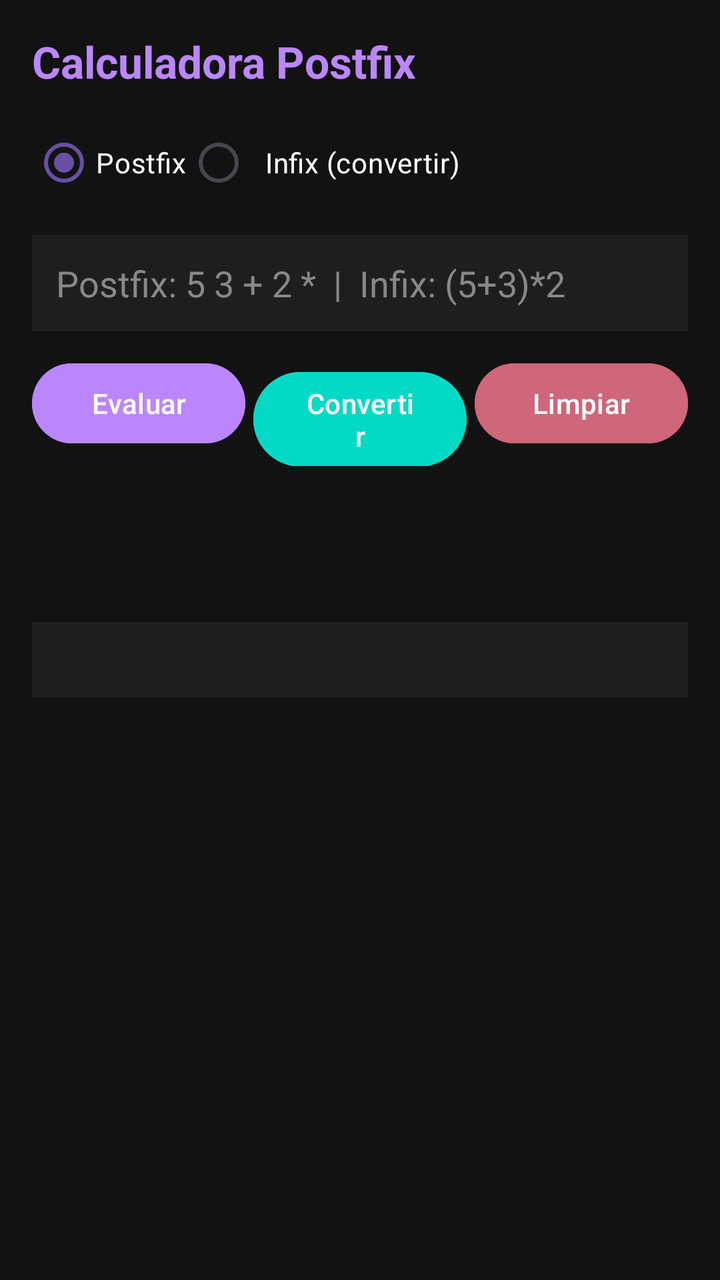
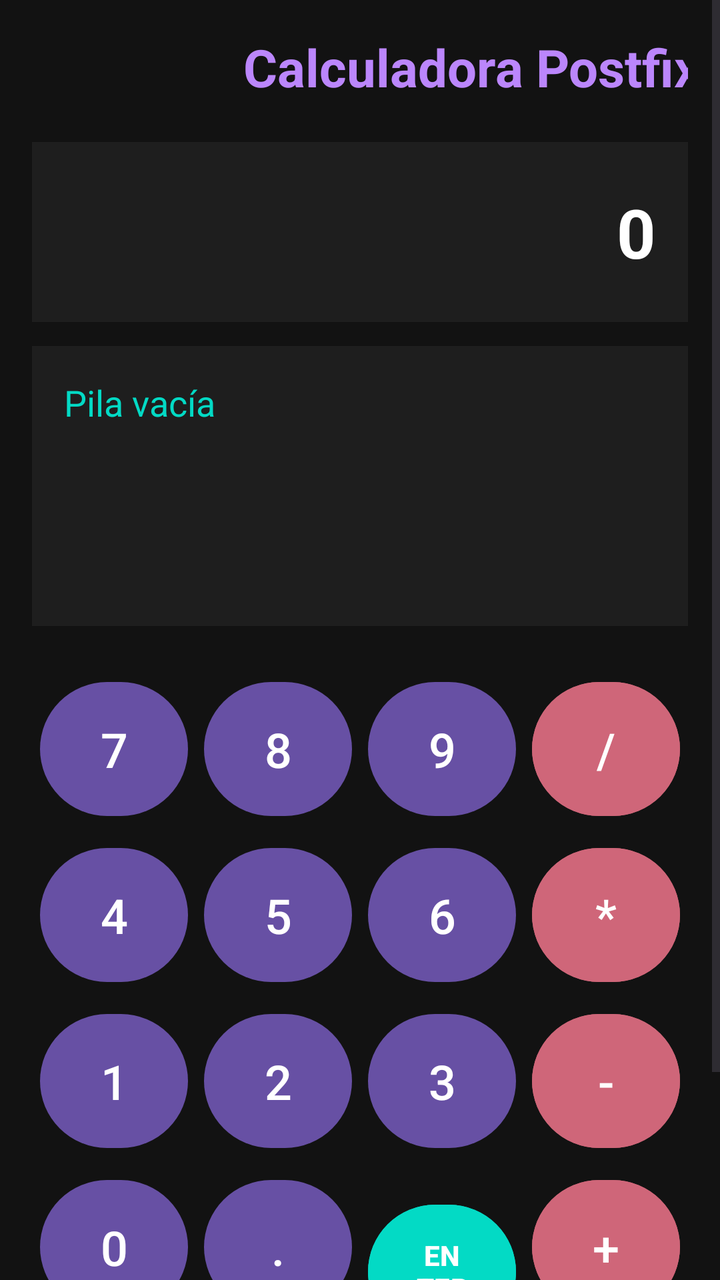

Screens rendered from an Android XML layout before and after an edit, with the pre-edit source and the edit as a unified diff.
<!-- AndroidManifest.xml: application theme Theme.MyApplication -->
<!-- res/layout/activity_main.xml -->
<?xml version="1.0" encoding="utf-8"?>
<ScrollView xmlns:android="http://schemas.android.com/apk/res/android"
    android:layout_width="match_parent"
    android:layout_height="match_parent"
    android:background="#121212"
    android:padding="16dp">

    <LinearLayout
        android:layout_width="match_parent"
        android:layout_height="wrap_content"
        android:orientation="vertical">

        <TextView
            android:text="Calculadora Postfix"
            android:textSize="22sp"
            android:textColor="#BB86FC"
            android:textStyle="bold"
            android:layout_width="wrap_content"
            android:layout_height="wrap_content"
            android:layout_marginBottom="12dp"/>

        <RadioGroup
            android:layout_width="wrap_content"
            android:layout_height="wrap_content"
            android:orientation="horizontal"
            android:layout_marginBottom="12dp">
            <RadioButton android:id="@+id/rbPostfix"
                android:text="Postfix"
                android:textColor="#ffffff"
                android:checked="true"
                android:layout_width="wrap_content"
                android:layout_height="wrap_content"/>
            <RadioButton android:id="@+id/rbInfix"
                android:text="  Infix (convertir)"
                android:textColor="#ffffff"
                android:layout_width="wrap_content"
                android:layout_height="wrap_content"/>
        </RadioGroup>

        <EditText android:id="@+id/etExpresion"
            android:hint="Postfix: 5 3 + 2 *  |  Infix: (5+3)*2"
            android:textColorHint="#888888"
            android:textColor="#ffffff"
            android:background="#1E1E1E"
            android:padding="12dp"
            android:layout_width="match_parent"
            android:layout_height="wrap_content"
            android:layout_marginBottom="12dp"/>

        <LinearLayout
            android:layout_width="match_parent"
            android:layout_height="wrap_content"
            android:orientation="horizontal"
            android:layout_marginBottom="12dp">

            <Button android:id="@+id/btnEvaluar"
                android:text="Evaluar"
                android:backgroundTint="#BB86FC"
                android:layout_width="0dp"
                android:layout_height="wrap_content"
                android:layout_weight="1"
                android:layout_marginEnd="4dp"/>

            <Button android:id="@+id/btnConvertir"
                android:text="Convertir"
                android:backgroundTint="#03DAC5"
                android:layout_width="0dp"
                android:layout_height="wrap_content"
                android:layout_weight="1"
                android:layout_marginEnd="4dp"/>

            <Button android:id="@+id/btnLimpiar"
                android:text="Limpiar"
                android:backgroundTint="#CF6679"
                android:layout_width="0dp"
                android:layout_height="wrap_content"
                android:layout_weight="1"/>
        </LinearLayout>

        <TextView android:id="@+id/tvPostfix"
            android:text=""
            android:textColor="#03DAC5"
            android:textSize="14sp"
            android:layout_width="wrap_content"
            android:layout_height="wrap_content"
            android:layout_marginBottom="8dp"/>

        <TextView android:id="@+id/tvResultado"
            android:text=""
            android:textColor="#BB86FC"
            android:textSize="20sp"
            android:textStyle="bold"
            android:layout_width="wrap_content"
            android:layout_height="wrap_content"
            android:layout_marginBottom="12dp"/>

        <TextView android:id="@+id/tvPasos"
            android:text=""
            android:textColor="#CCCCCC"
            android:textSize="13sp"
            android:fontFamily="monospace"
            android:background="#1E1E1E"
            android:padding="10dp"
            android:layout_width="match_parent"
            android:layout_height="wrap_content"/>

    </LinearLayout>
</ScrollView>
<!-- resources referenced by this layout -->
<resources>
  <style name="Theme.MyApplication" parent="Base.Theme.MyApplication" />
  <style name="Base.Theme.MyApplication" parent="Theme.Material3.DayNight.NoActionBar">
          
          
      </style>
</resources>

<!-- the commit's change to res/layout/activity_main.xml (unified diff, before → after) -->
@@ -3,106 +3,271 @@
     android:layout_width="match_parent"
     android:layout_height="match_parent"
     android:background="#121212"
-    android:padding="16dp">
+    android:fillViewport="true">
 
     <LinearLayout
         android:layout_width="match_parent"
         android:layout_height="wrap_content"
-        android:orientation="vertical">
+        android:orientation="vertical"
+        android:padding="16dp">
+
+        
+
+        
 
         <TextView
+            android:layout_width="440dp"
+            android:layout_height="wrap_content"
+            android:layout_marginBottom="20dp"
             android:text="Calculadora Postfix"
-            android:textSize="22sp"
+            android:textAlignment="center"
             android:textColor="#BB86FC"
+            android:textSize="26sp"
+            android:textStyle="bold" />
+
+        <TextView
+            android:id="@+id/txtResultado"
+            android:layout_width="match_parent"
+            android:layout_height="90dp"
+            android:background="#1E1E1E"
+            android:gravity="end|center_vertical"
+            android:padding="16dp"
+            android:text="0"
+            android:textColor="#FFFFFF"
+            android:textSize="34sp"
             android:textStyle="bold"
-            android:layout_width="wrap_content"
-            android:layout_height="wrap_content"
-            android:layout_marginBottom="12dp"/>
-
-        <RadioGroup
-            android:layout_width="wrap_content"
-            android:layout_height="wrap_content"
-            android:orientation="horizontal"
-            android:layout_marginBottom="12dp">
-            <RadioButton android:id="@+id/rbPostfix"
-                android:text="Postfix"
-                android:textColor="#ffffff"
-                android:checked="true"
-                android:layout_width="wrap_content"
-                android:layout_height="wrap_content"/>
-            <RadioButton android:id="@+id/rbInfix"
-                android:text="  Infix (convertir)"
-                android:textColor="#ffffff"
-                android:layout_width="wrap_content"
-                android:layout_height="wrap_content"/>
-        </RadioGroup>
-
-        <EditText android:id="@+id/etExpresion"
-            android:hint="Postfix: 5 3 + 2 *  |  Infix: (5+3)*2"
-            android:textColorHint="#888888"
-            android:textColor="#ffffff"
+            android:layout_marginBottom="12dp" />
+
+        
+
+        <TextView
+            android:id="@+id/txtPila"
+            android:layout_width="match_parent"
+            android:layout_height="140dp"
             android:background="#1E1E1E"
-            android:padding="12dp"
-            android:layout_width="match_parent"
-            android:layout_height="wrap_content"
-            android:layout_marginBottom="12dp"/>
-
-        <LinearLayout
-            android:layout_width="match_parent"
-            android:layout_height="wrap_content"
-            android:orientation="horizontal"
-            android:layout_marginBottom="12dp">
-
-            <Button android:id="@+id/btnEvaluar"
-                android:text="Evaluar"
+            android:padding="16dp"
+            android:text="Pila vacía"
+            android:textColor="#03DAC5"
+            android:textSize="18sp"
+            android:gravity="top"
+            android:layout_marginBottom="20dp" />
+
+        <LinearLayout
+            android:layout_width="match_parent"
+            android:layout_height="wrap_content"
+            android:orientation="horizontal">
+
+            <Button
+                android:id="@+id/btn7"
+                android:layout_width="0dp"
+                android:layout_height="75dp"
+                android:layout_weight="1"
+                android:text="7"
+                android:textSize="24sp"
+                android:layout_margin="4dp" />
+
+            <Button
+                android:id="@+id/btn8"
+                android:layout_width="0dp"
+                android:layout_height="75dp"
+                android:layout_weight="1"
+                android:text="8"
+                android:textSize="24sp"
+                android:layout_margin="4dp" />
+
+            <Button
+                android:id="@+id/btn9"
+                android:layout_width="0dp"
+                android:layout_height="75dp"
+                android:layout_weight="1"
+                android:text="9"
+                android:textSize="24sp"
+                android:layout_margin="4dp" />
+
+            <Button
+                android:id="@+id/btnDividir"
+                android:layout_width="0dp"
+                android:layout_height="75dp"
+                android:layout_weight="1"
+                android:text="/"
+                android:textSize="24sp"
+                android:backgroundTint="#CF6679"
+                android:layout_margin="4dp" />
+
+        </LinearLayout>
+
+        <LinearLayout
+            android:layout_width="match_parent"
+            android:layout_height="wrap_content"
+            android:orientation="horizontal">
+
+            <Button
+                android:id="@+id/btn4"
+                android:layout_width="0dp"
+                android:layout_height="75dp"
+                android:layout_weight="1"
+                android:text="4"
+                android:textSize="24sp"
+                android:layout_margin="4dp" />
+
+            <Button
+                android:id="@+id/btn5"
+                android:layout_width="0dp"
+                android:layout_height="75dp"
+                android:layout_weight="1"
+                android:text="5"
+                android:textSize="24sp"
+                android:layout_margin="4dp" />
+
+            <Button
+                android:id="@+id/btn6"
+                android:layout_width="0dp"
+                android:layout_height="75dp"
+                android:layout_weight="1"
+                android:text="6"
+                android:textSize="24sp"
+                android:layout_margin="4dp" />
+
+            <Button
+                android:id="@+id/btnMultiplicar"
+                android:layout_width="0dp"
+                android:layout_height="75dp"
+                android:layout_weight="1"
+                android:text="*"
+                android:textSize="24sp"
+                android:backgroundTint="#CF6679"
+                android:layout_margin="4dp" />
+
+        </LinearLayout>
+
+        <LinearLayout
+            android:layout_width="match_parent"
+            android:layout_height="wrap_content"
+            android:orientation="horizontal">
+
+            <Button
+                android:id="@+id/btn1"
+                android:layout_width="0dp"
+                android:layout_height="75dp"
+                android:layout_weight="1"
+                android:text="1"
+                android:textSize="24sp"
+                android:layout_margin="4dp" />
+
+            <Button
+                android:id="@+id/btn2"
+                android:layout_width="0dp"
+                android:layout_height="75dp"
+                android:layout_weight="1"
+                android:text="2"
+                android:textSize="24sp"
+                android:layout_margin="4dp" />
+
+            <Button
+                android:id="@+id/btn3"
+                android:layout_width="0dp"
+                android:layout_height="75dp"
+                android:layout_weight="1"
+                android:text="3"
+                android:textSize="24sp"
+                android:layout_margin="4dp" />
+
+            <Button
+                android:id="@+id/btnRestar"
+                android:layout_width="0dp"
+                android:layout_height="75dp"
+                android:layout_weight="1"
+                android:text="-"
+                android:textSize="24sp"
+                android:backgroundTint="#CF6679"
+                android:layout_margin="4dp" />
+
+        </LinearLayout>
+
+        <LinearLayout
+            android:layout_width="match_parent"
+            android:layout_height="wrap_content"
+            android:orientation="horizontal">
+
+            <Button
+                android:id="@+id/btn0"
+                android:layout_width="0dp"
+                android:layout_height="75dp"
+                android:layout_weight="1"
+                android:text="0"
+                android:textSize="24sp"
+                android:layout_margin="4dp" />
+
+            <Button
+                android:id="@+id/btnPunto"
+                android:layout_width="0dp"
+                android:layout_height="75dp"
+                android:layout_weight="1"
+                android:text="."
+                android:textSize="24sp"
+                android:layout_margin="4dp" />
+
+            <Button
+                android:id="@+id/btnEnter"
+                android:layout_width="0dp"
+                android:layout_height="75dp"
+                android:layout_weight="1"
+                android:text="ENTER"
+                android:textSize="14sp"
+                android:textStyle="bold"
+                android:backgroundTint="#03DAC5"
+                android:layout_margin="4dp" />
+
+            <Button
+                android:id="@+id/btnSumar"
+                android:layout_width="0dp"
+                android:layout_height="75dp"
+                android:layout_weight="1"
+                android:text="+"
+                android:textSize="24sp"
+                android:backgroundTint="#CF6679"
+                android:layout_margin="4dp" />
+
+        </LinearLayout>
+
+        <LinearLayout
+            android:layout_width="match_parent"
+            android:layout_height="wrap_content"
+            android:orientation="horizontal">
+
+            <Button
+                android:id="@+id/btnPotencia"
+                android:layout_width="0dp"
+                android:layout_height="75dp"
+                android:layout_weight="1"
+                android:text="^"
+                android:textSize="24sp"
                 android:backgroundTint="#BB86FC"
-                android:layout_width="0dp"
-                android:layout_height="wrap_content"
-                android:layout_weight="1"
-                android:layout_marginEnd="4dp"/>
-
-            <Button android:id="@+id/btnConvertir"
-                android:text="Convertir"
-                android:backgroundTint="#03DAC5"
-                android:layout_width="0dp"
-                android:layout_height="wrap_content"
-                android:layout_weight="1"
-                android:layout_marginEnd="4dp"/>
-
-            <Button android:id="@+id/btnLimpiar"
+                android:layout_margin="4dp" />
+
+            <Button
+                android:id="@+id/btnModulo"
+                android:layout_width="0dp"
+                android:layout_height="75dp"
+                android:layout_weight="1"
+                android:text="%"
+                android:textSize="24sp"
+                android:backgroundTint="#BB86FC"
+                android:layout_margin="4dp" />
+
+            <Button
+                android:id="@+id/btnLimpiar"
+                android:layout_width="0dp"
+                android:layout_height="75dp"
+                android:layout_weight="2"
                 android:text="Limpiar"
-                android:backgroundTint="#CF6679"
-                android:layout_width="0dp"
-                android:layout_height="wrap_content"
-                android:layout_weight="1"/>
-        </LinearLayout>
-
-        <TextView android:id="@+id/tvPostfix"
-            android:text=""
-            android:textColor="#03DAC5"
-            android:textSize="14sp"
-            android:layout_width="wrap_content"
-            android:layout_height="wrap_content"
-            android:layout_marginBottom="8dp"/>
-
-        <TextView android:id="@+id/tvResultado"
-            android:text=""
-            android:textColor="#BB86FC"
-            android:textSize="20sp"
-            android:textStyle="bold"
-            android:layout_width="wrap_content"
-            android:layout_height="wrap_content"
-            android:layout_marginBottom="12dp"/>
-
-        <TextView android:id="@+id/tvPasos"
-            android:text=""
-            android:textColor="#CCCCCC"
-            android:textSize="13sp"
-            android:fontFamily="monospace"
-            android:background="#1E1E1E"
-            android:padding="10dp"
-            android:layout_width="match_parent"
-            android:layout_height="wrap_content"/>
+                android:textSize="18sp"
+                android:textStyle="bold"
+                android:backgroundTint="#FF4444"
+                android:layout_margin="4dp" />
+
+        </LinearLayout>
 
     </LinearLayout>
+
 </ScrollView>
